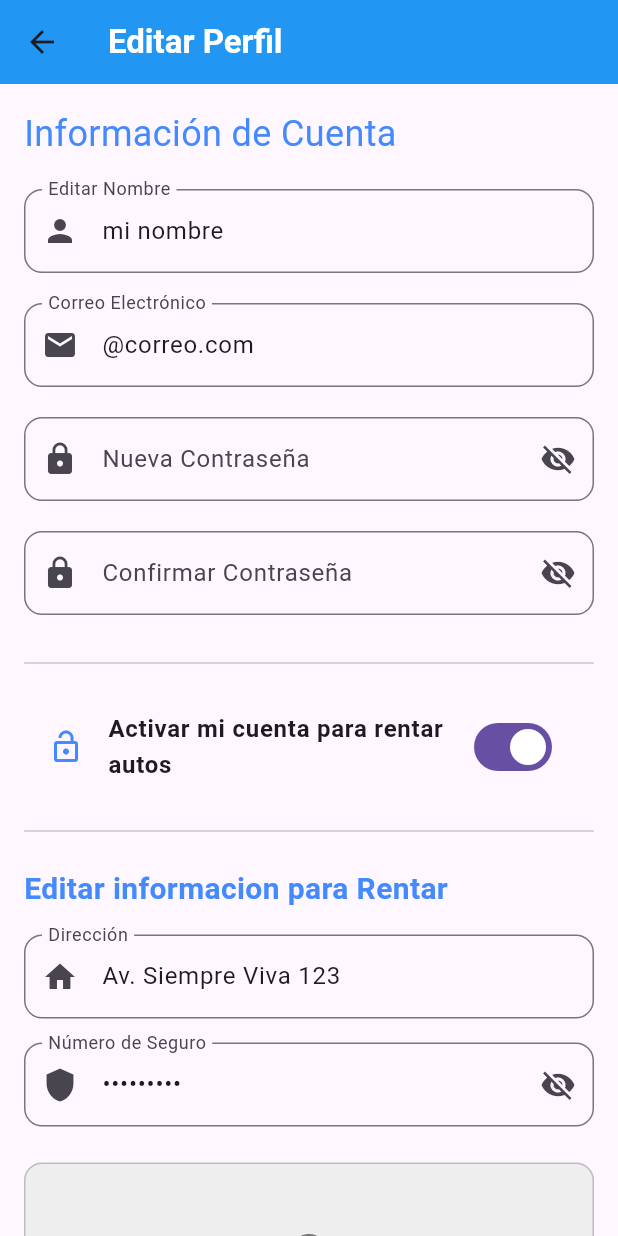
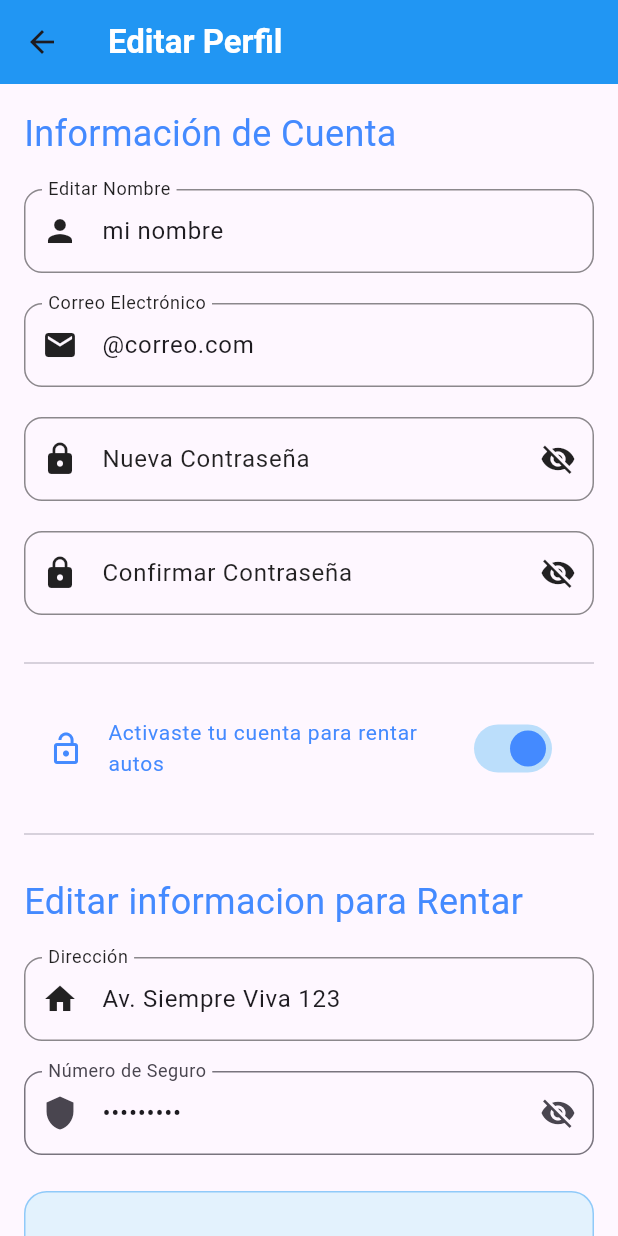
Before and after one commit to Velzeb/App-flutter-demo1, a Flutter app: the EditProfileScreen screen opened directly, after a tap on "Activar mi cuenta para rentar autos", on a phone screen of 412 x 824 dp. Run offline on Flutter 3.47's test engine with Material 3 defaults, Android fonts, the phone set to English and light mode, and no system bars; accounts and stored records are empty.

Commit message:
changes: He mejorado un poco mas el frontend papus

```diff
--- a/lib/screens/edit_profile_screen.dart
+++ b/lib/screens/edit_profile_screen.dart
@@ -89,29 +89,34 @@ class _EditProfileScreenState extends State<EditProfileScreen> {
                 ),
                 const SizedBox(height: 24),
                 const Divider(),
-                const SizedBox(height: 16),
+                const SizedBox(height: 20),
                 _buildActivationSection(),
                 if (_isRentingActivated) _buildRentingForm(),
                 const SizedBox(height: 32),
                 ElevatedButton(
                   onPressed: () {
                     if (_formKey.currentState!.validate()) {
-                      // Lógica para guardar los datos del perfil
                       ScaffoldMessenger.of(context).showSnackBar(
                         const SnackBar(content: Text('Perfil actualizado')),
                       );
                     }
                   },
                   style: ElevatedButton.styleFrom(
-                    padding: const EdgeInsets.symmetric(vertical: 16),
+                    backgroundColor: Colors.blueAccent,
+                    foregroundColor: Colors.white,
+                    padding: const EdgeInsets.symmetric(vertical: 16, horizontal: 24),
+                    elevation: 6,
                     shape: RoundedRectangleBorder(
                       borderRadius: BorderRadius.circular(12),
                     ),
+
+                    textStyle: const TextStyle(
+                      fontSize: 16,
+                      fontWeight: FontWeight.bold
+
+                    ),
                   ),
-                  child: const Text(
-                    "Guardar Cambios",
-                    style: TextStyle(fontSize: 16),
-                  ),
+                  child: const Text("Guardar Cambios"),
                 ),
               ],
             ),
@@ -134,6 +139,7 @@ class _EditProfileScreenState extends State<EditProfileScreen> {
     );
   }
 
+  // Widget para los Textos
   Widget _buildTextField({
     required TextEditingController controller,
     required String label,
@@ -148,11 +154,20 @@ class _EditProfileScreenState extends State<EditProfileScreen> {
       obscureText: obscureText,
       decoration: InputDecoration(
         labelText: label,
-        prefixIcon: Icon(icon),
+        prefixIcon: Icon(icon, color: Colors.black87),
         suffixIcon: suffixIcon,
         border: OutlineInputBorder(
           borderRadius: BorderRadius.circular(12),
         ),
+        enabledBorder: OutlineInputBorder(
+          borderRadius: BorderRadius.circular(12),
+          borderSide: BorderSide(color: Colors.black45),
+        ),
+        focusedBorder: OutlineInputBorder(
+          borderRadius: BorderRadius.circular(12),
+          borderSide: BorderSide(color: Colors.blueAccent, width: 2),
+        ),
+        labelStyle: TextStyle(color: Colors.black87),
       ),
       validator: (value) {
         if (value == null || value.isEmpty) {
@@ -163,6 +178,9 @@ class _EditProfileScreenState extends State<EditProfileScreen> {
     );
   }
 
+
+
+  // Widget para los testos con password popo:
   Widget _buildPasswordField({
     required TextEditingController controller,
     required String label,
@@ -172,13 +190,23 @@ class _EditProfileScreenState extends State<EditProfileScreen> {
       obscureText: !_isPasswordVisible,
       decoration: InputDecoration(
         labelText: label,
-        prefixIcon: const Icon(Icons.lock),
+        labelStyle: TextStyle(color: Colors.black87),
+        prefixIcon: const Icon(Icons.lock, color: Colors.black87),
         border: OutlineInputBorder(
           borderRadius: BorderRadius.circular(12),
+        ),
+        enabledBorder: OutlineInputBorder(
+          borderRadius: BorderRadius.circular(12),
+          borderSide: BorderSide(color: Colors.black45),
+        ),
+        focusedBorder: OutlineInputBorder(
+          borderRadius: BorderRadius.circular(12),
+          borderSide: BorderSide(color: Colors.blueAccent, width: 2),
         ),
         suffixIcon: IconButton(
           icon: Icon(
             _isPasswordVisible ? Icons.visibility : Icons.visibility_off,
+            color: Colors.black87,
           ),
           onPressed: () {
             setState(() {
@@ -198,13 +226,20 @@ class _EditProfileScreenState extends State<EditProfileScreen> {
     );
   }
 
+
   Widget _buildActivationSection() {
     return Column(
       children: [
         SwitchListTile(
-          title: const Text(
-            "Activar mi cuenta para rentar autos",
-            style: TextStyle(fontWeight: FontWeight.w600),
+          title: Text(
+            _isRentingActivated
+                ? "Activaste tu cuenta para rentar autos"
+                : "Activar mi cuenta para rentar autos",
+            style: TextStyle(
+              fontSize: 14,
+              color: _isRentingActivated ? Colors.blueAccent : Colors.grey[700],
+
+            ),
           ),
           value: _isRentingActivated,
           onChanged: (bool value) {
@@ -212,30 +247,44 @@ class _EditProfileScreenState extends State<EditProfileScreen> {
               _isRentingActivated = value;
             });
           },
+          activeColor: Colors.blueAccent,            // Thumb activo
+          activeTrackColor: Colors.blue[100],  // Pista activa
+          inactiveThumbColor: Colors.grey[500], // Thumb inactivo
+          inactiveTrackColor: Colors.grey[300], // Pista inactiva
           secondary: Icon(
             _isRentingActivated ? Icons.lock_open : Icons.lock,
-            color: Colors.blueAccent,
+            color: _isRentingActivated ? Colors.blueAccent : Colors.grey,
           ),
         ),
-        const SizedBox(height: 16),
+        const SizedBox(height: 20),
       ],
     );
   }
+
+
 
   Widget _buildRentingForm() {
     return Column(
       crossAxisAlignment: CrossAxisAlignment.start,
       children: [
         const Divider(),
-        const SizedBox(height: 16),
-        _buildSectionTitle("Editar informacion para Rentar"),
-        const SizedBox(height: 16),
+        const SizedBox(height: 20),
+        Text(
+          "Editar informacion para Rentar",
+          style: TextStyle(
+            fontSize: 24,
+            color: Colors.blueAccent,
+
+          ),
+        ),
+        const SizedBox(height: 20),
         _buildTextField(
           controller: _addressController,
           label: "Dirección",
           icon: Icons.home,
+
         ),
-        const SizedBox(height: 16),
+        const SizedBox(height: 20),
         TextFormField(
           controller: _insuranceController,
           obscureText: !_isInsuranceVisible,
@@ -272,7 +321,7 @@ class _EditProfileScreenState extends State<EditProfileScreen> {
         ),
         const SizedBox(height: 24),
         _buildImageUploader(
-          label: "Foto de mi Licencia",
+          label: "Foto de mi licencia",
           onTap: () {
             // Lógica para subir la foto de la licencia
           },
@@ -285,21 +334,24 @@ class _EditProfileScreenState extends State<EditProfileScreen> {
     return GestureDetector(
       onTap: onTap,
       child: Container(
-        height: 150,
+        height: 185,
         decoration: BoxDecoration(
-          color: Colors.grey[200],
-          borderRadius: BorderRadius.circular(12),
-          border: Border.all(color: Colors.grey.shade400),
+          color: Colors.blue[50], // Fondo azul muy suave
+          borderRadius: BorderRadius.circular(15),
+          border: Border.all(color: Colors.blue.shade200, width: 1),
         ),
         child: Center(
           child: Column(
             mainAxisAlignment: MainAxisAlignment.center,
             children: [
-              Icon(Icons.cloud_upload, color: Colors.grey[600], size: 40),
-              const SizedBox(height: 8),
+              Icon(Icons.file_upload_outlined, color: Colors.blue[700], size: 30),
+              const SizedBox(height: 6),
               Text(
                 label,
-                style: TextStyle(color: Colors.grey[800]),
+                style: TextStyle(
+                  color: Colors.blue[800],
+                  fontSize: 17,
+                ),
               ),
             ],
           ),
@@ -307,4 +359,5 @@ class _EditProfileScreenState extends State<EditProfileScreen> {
       ),
     );
   }
+
 }
```
